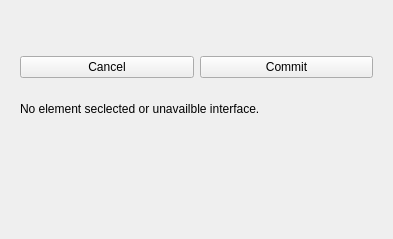
Before: the Qt Designer form TIGLViewer/src/ModificatorContainerWidget.ui in DLR-SC/tigl, drawn with Qt 5.
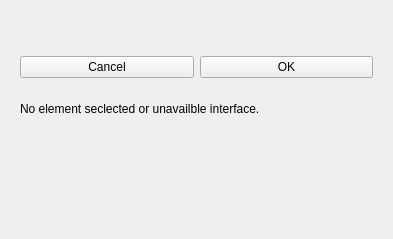
After: the same form once the commit is applied. Custom widgets are drawn as their Qt base class.

Commit message: Update text button: Commit -> Ok

What changed in the file:
```diff
--- a/TIGLViewer/src/ModificatorContainerWidget.ui
+++ b/TIGLViewer/src/ModificatorContainerWidget.ui
@@ -57,7 +57,7 @@
       <item>
        <widget class="QPushButton" name="commitButton">
         <property name="text">
-         <string>Commit</string>
+         <string>OK</string>
         </property>
        </widget>
       </item>
```
